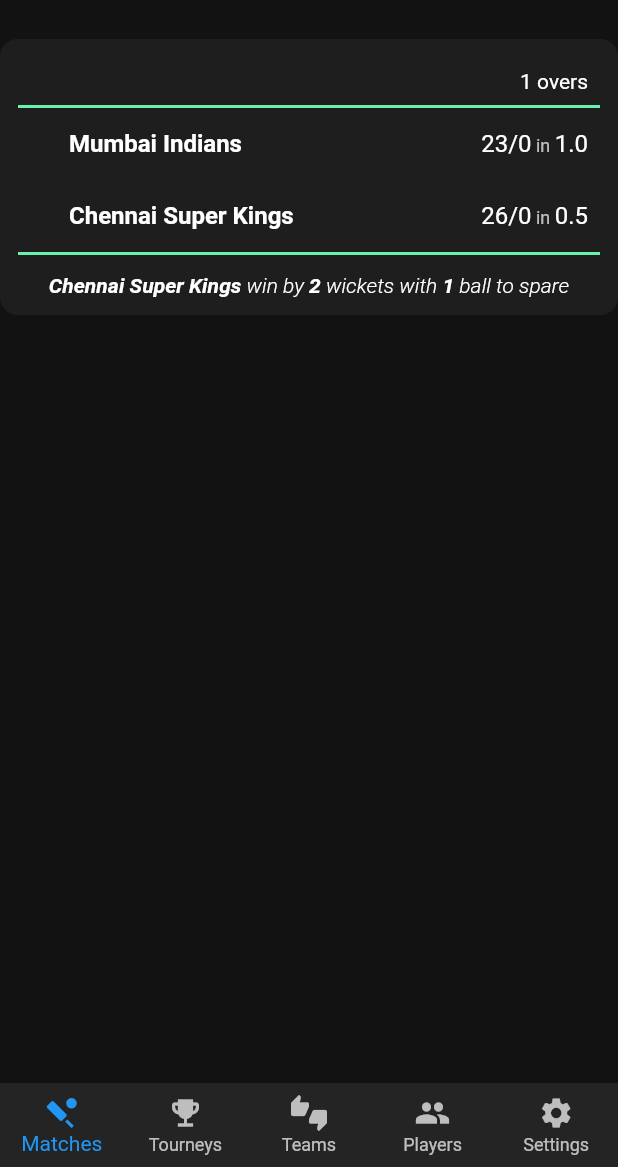
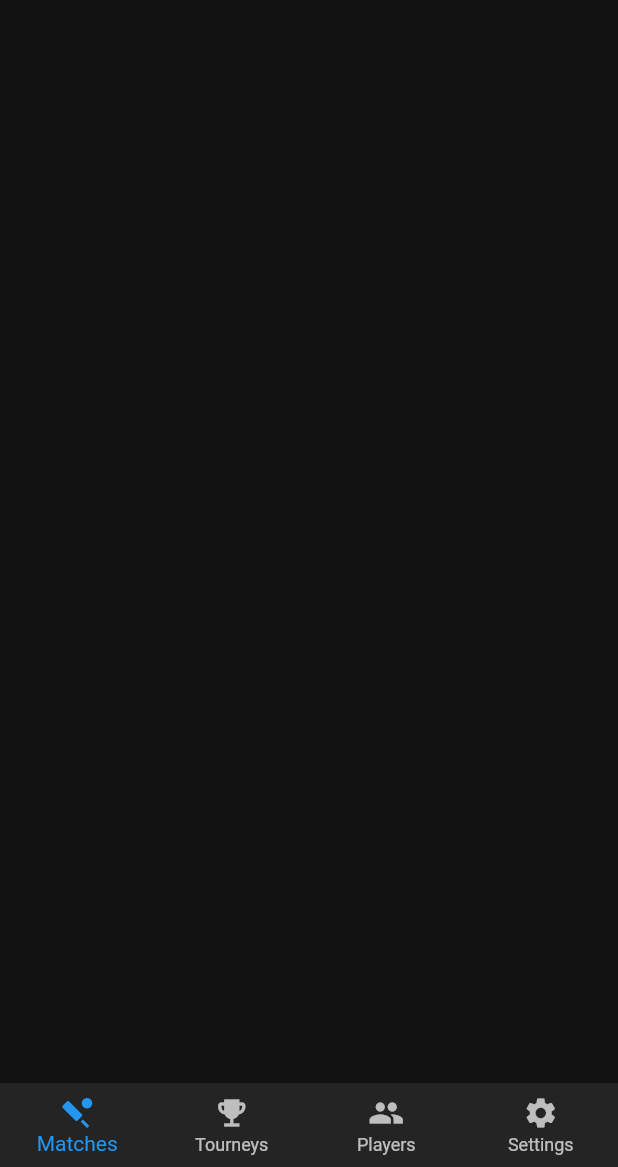
Before and after one commit to PlayPratz/Scorecard, a Flutter app: the screen it shows after launch, on a phone screen of 412 x 824 dp, the part 69-1236 px from its top. Run offline on Flutter 3.47's test engine with Material 2 defaults, Android fonts, the phone set to English and light mode, and no system bars; our stand-ins replace google_fonts; Roboto replaces fonts that are missing (Ubuntu).

Commit message:
Minor improvements, TODO: Match screen

```diff
--- a/lib/main.dart
+++ b/lib/main.dart
@@ -1,8 +1,4 @@
 import 'package:flutter/material.dart';
-import 'package:google_fonts/google_fonts.dart';
-import 'package:scorecard/models/player.dart';
-import 'package:scorecard/models/statistics.dart';
-import 'package:scorecard/models/wicket.dart';
 import 'package:scorecard/screens/hometabview.dart';
 import 'package:scorecard/styles/colorstyles.dart';
 import 'package:scorecard/styles/textstyles.dart';
--- a/lib/models/cricketmatch.dart
+++ b/lib/models/cricketmatch.dart
@@ -22,12 +22,9 @@
   CricketMatch(
       {required this.homeTeam,
       required this.awayTeam,
-      required this.maxOvers,
-      maxWickets}) {
-    _homeInnings = Innings(
-        battingTeam: homeTeam, maxOvers: maxOvers, maxWickets: maxWickets);
-    _awayInnings = Innings(
-        battingTeam: awayTeam, maxOvers: maxOvers, maxWickets: maxWickets);
+      required this.maxOvers}) {
+    _homeInnings = Innings(battingTeam: homeTeam, maxOvers: maxOvers);
+    _awayInnings = Innings(battingTeam: awayTeam, maxOvers: maxOvers);
   }
 
   bool get isTossCompleted => toss != null;
@@ -111,7 +108,10 @@
       throw UnimplementedError();
     }
     _superOver = CricketMatch(
-        homeTeam: homeTeam, awayTeam: awayTeam, maxOvers: 1, maxWickets: 2);
+      homeTeam: homeTeam,
+      awayTeam: awayTeam,
+      maxOvers: 1,
+    );
 
     _superOver?.startMatch(Toss(
         homeTeam,
@@ -126,7 +126,7 @@
   Team battingTeam;
   int? target;
   final int maxOvers;
-  final int maxWickets;
+
   final List<Over> _overs = [];
   int _runs = 0;
   int _wickets = 0;
@@ -137,8 +137,9 @@
   Innings({
     required this.battingTeam,
     required this.maxOvers,
-    required this.maxWickets,
   });
+
+  int get maxWickets => battingTeam.squadSize;
 
   int get runs => _runs;
   int get wickets => _wickets;
--- a/lib/screens/hometabview.dart
+++ b/lib/screens/hometabview.dart
@@ -1,6 +1,7 @@
 import 'package:flutter/material.dart';
 import 'package:scorecard/models/player.dart';
 import 'package:scorecard/screens/basescreen.dart';
+import 'package:scorecard/screens/createteam.dart';
 import 'package:scorecard/screens/matchlist.dart';
 import 'package:scorecard/screens/playerlist.dart';
 import 'package:scorecard/screens/teamlist.dart';
@@ -18,20 +19,21 @@
 class _HomeTabViewState extends State<HomeTabView> {
   int _index = 0;
 
+  @override
+  Widget build(BuildContext context) {
     final List<Widget> test = [
       MatchList(),
       const Text("Tourney"),
-    TeamList(
-      teamList: Utils.getAllTeams(),
-    ),
+      // TeamList(
+      //   teamList: Utils.getAllTeams(),
+      //   onSelect: (team) => Utils.goToPage(CreateTeamForm(team: team), context),
+      // ),
       PlayerList(
         playerList: Utils.getAllPlayers(),
         showAddButton: true,
       ),
       const Text("Settings"),
     ];
-  @override
-  Widget build(BuildContext context) {
     return BaseScreen(
       child: Column(
         children: [
@@ -55,10 +57,10 @@
                 icon: Icon(Icons.emoji_events),
                 label: Strings.navbarTournaments,
               ),
-              BottomNavigationBarItem(
-                icon: Icon(Icons.thumbs_up_down),
-                label: Strings.navbarTeams,
-              ),
+              // BottomNavigationBarItem(
+              //   icon: Icon(Icons.thumbs_up_down),
+              //   label: Strings.navbarTeams,
+              // ),
               BottomNavigationBarItem(
                 icon: Icon(Icons.people),
                 label: Strings.navbarPlayers,
--- a/lib/screens/matchlist.dart
+++ b/lib/screens/matchlist.dart
@@ -1,44 +1,15 @@
 import 'package:flutter/material.dart';
-import 'package:scorecard/models/ball.dart';
-import 'package:scorecard/models/cricketmatch.dart';
-import 'package:scorecard/models/team.dart';
 import 'package:scorecard/screens/creatematch.dart';
 import 'package:scorecard/screens/widgets/itemlist.dart';
 import 'package:scorecard/screens/widgets/matchtile.dart';
 import 'package:scorecard/styles/strings.dart';
 import 'package:scorecard/util/utils.dart';
 
-Team mi = Team("Mumbai Indians", "MI", []);
-Team csk = Team("Chennai Super Kings", "CSK", []);
-
 class MatchList extends StatelessWidget {
-  final List<CricketMatch> matchList = [
-    CricketMatch(homeTeam: mi, awayTeam: csk, maxOvers: 1, maxWickets: 2),
-  ];
-
   MatchList({Key? key}) : super(key: key);
 
   @override
   Widget build(BuildContext context) {
-    matchList[0].startMatch(Toss(csk, TossChoice.bowl));
-    matchList[0].startFirstInnings();
-    matchList[0].currentInnings.addOver(Over(Utils.getAllPlayers()[1]));
-    matchList[0].currentInnings.addBall(Ball(1));
-    matchList[0].currentInnings.addBall(Ball(2));
-    matchList[0].currentInnings.addBall(Ball(6));
-    matchList[0].currentInnings.addBall(Ball(6));
-    matchList[0].currentInnings.addBall(Ball(6));
-    matchList[0].currentInnings.addBall(Ball(2));
-    matchList[0].finishFirstInnings();
-    matchList[0].currentInnings.addOver(Over(Utils.getAllPlayers()[2]));
-    matchList[0].currentInnings.addBall(Ball(2));
-    matchList[0].currentInnings.addBall(Ball(6));
-    matchList[0].currentInnings.addBall(Ball(6));
-    matchList[0].currentInnings.addBall(Ball(6));
-    matchList[0].currentInnings.addBall(Ball(6));
-    // matchList[0].currentInnings.addBall(Ball(1));
-    matchList[0].generateResult();
-
     return ItemList(
       itemList: getMatchList(),
       createItemPage: CreateMatchForm(),
@@ -47,10 +18,8 @@
   }
 
   List<Widget> getMatchList() {
-    List<MatchTile> matchTiles = [];
-    for (CricketMatch match in matchList) {
-      matchTiles.add(MatchTile(match: match));
-    }
-    return matchTiles;
+    return Utils.getAllMatches()
+        .map((match) => MatchTile(match: match))
+        .toList();
   }
 }
--- a/lib/util/utils.dart
+++ b/lib/util/utils.dart
@@ -1,4 +1,5 @@
 import 'package:flutter/material.dart';
+import 'package:scorecard/models/cricketmatch.dart';
 import 'package:scorecard/models/player.dart';
 import 'package:scorecard/models/team.dart';
 
@@ -28,6 +29,10 @@
 
   static void addTeam(Team team) {
     _teamList.add(team);
+  }
+
+  static List<CricketMatch> getAllMatches() {
+    return [];
   }
 }
 
@@ -82,7 +87,4 @@
   ),
 ];
 
-final List<Team> _teamList = [
-  Team("Mumbai Indians", "MI", []),
-  Team("Chennai Super Kings", "CSK", [])
-];
+final List<Team> _teamList = [];
```
Also changed, not shown: lib/screens/creatematch.dart (+46 -26 lines), lib/screens/createteam.dart (+23 -8 lines), lib/screens/matchscreen.dart (added, +26 -0 lines), pubspec.lock, 3 other files. Lines whose indentation alone changed are shown as unchanged.
